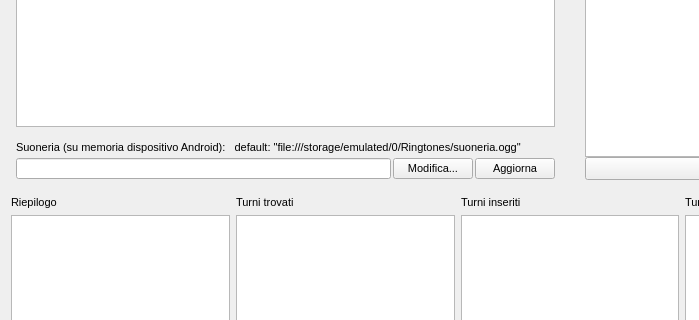
First picture: the form in AO_files/AO.ui, repository Grawa/WorkShiftsIntegrator, before the edit; both pictures show x 0 to 699 and y 195 to 515 of the 1140 by 766 pixel window.
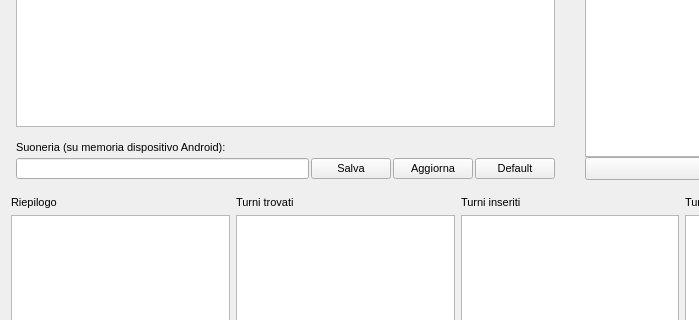
Second picture: the form after the edit.

Commit message: agg tasto default e salva suoneria

Diff of the .ui file:
```diff
--- a/AO_files/AO.ui
+++ b/AO_files/AO.ui
@@ -384,7 +384,7 @@
      <item row="9" column="2">
       <widget class="QLabel" name="label_12">
        <property name="text">
-        <string>Suoneria (su memoria dispositivo Android):   default: &quot;file:///storage/emulated/0/Ringtones/suoneria.ogg&quot;</string>
+        <string>Suoneria (su memoria dispositivo Android): </string>
        </property>
       </widget>
      </item>
@@ -453,7 +453,7 @@
           </sizepolicy>
          </property>
          <property name="text">
-          <string>Modifica...</string>
+          <string>Salva</string>
          </property>
         </widget>
        </item>
@@ -470,6 +470,19 @@
          </property>
         </widget>
        </item>
+       <item>
+        <widget class="QPushButton" name="pushButton">
+         <property name="sizePolicy">
+          <sizepolicy hsizetype="Maximum" vsizetype="Fixed">
+           <horstretch>0</horstretch>
+           <verstretch>0</verstretch>
+          </sizepolicy>
+         </property>
+         <property name="text">
+          <string>Default</string>
+         </property>
+        </widget>
+       </item>
       </layout>
      </item>
     </layout>
```
Left out of the diff: 42 changed lines with no effect on the pictures. The commit also changes 1 other file.
